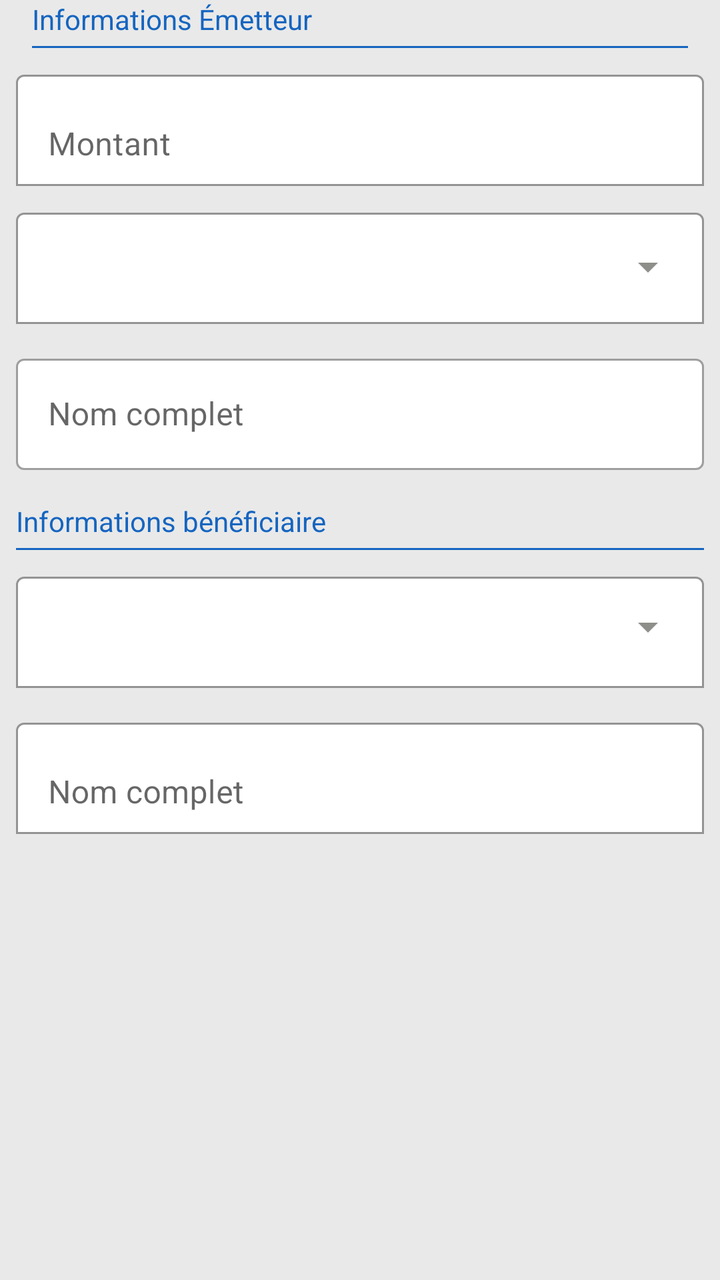
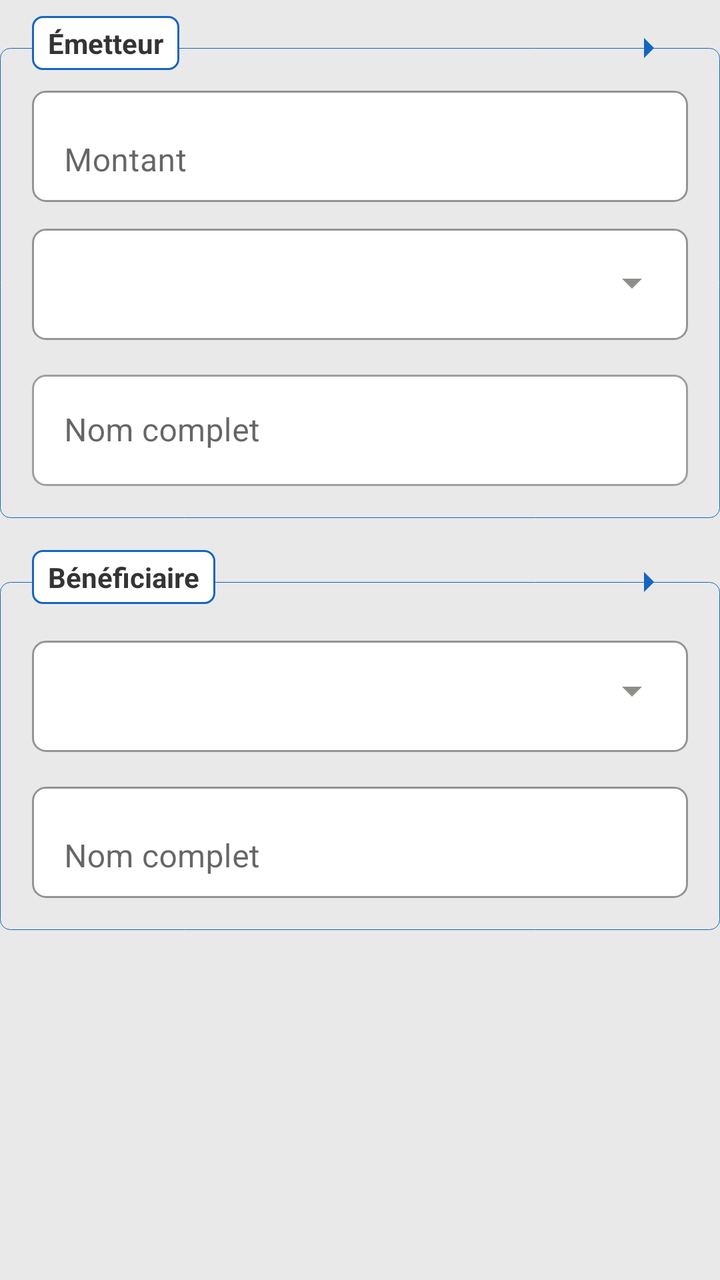

The first picture is an Android layout as it rendered before a commit; the second is the same layout after the commit. The layout source and the unified diff follow.
<!-- AndroidManifest.xml: application theme AppTheme -->
<!-- res/layout/fragment_sender.xml -->
<?xml version="1.0" encoding="utf-8"?>
<ScrollView xmlns:android="http://schemas.android.com/apk/res/android"
    xmlns:app="http://schemas.android.com/apk/res-auto"
    android:layout_width="match_parent"
    android:background="@color/colorSendre"
    android:layout_height="match_parent"
    android:paddingHorizontal="8dp">

    <LinearLayout
        android:orientation="vertical"
        android:layout_width="match_parent"
        android:background="@color/colorSendre"
        android:layout_height="wrap_content">
        <LinearLayout
            android:layout_width="match_parent"
            android:layout_height="wrap_content"
            android:orientation="vertical"
            android:id="@+id/top"
            android:layout_marginHorizontal="8dp"
            app:layout_constraintTop_toTopOf="parent"
            app:layout_constraintStart_toStartOf="parent"
            app:layout_constraintEnd_toEndOf="parent">
            <TextView
                android:id="@+id/tv_step_header"
                android:layout_width="wrap_content"
                android:layout_height="wrap_content"
                android:text="Informations Émetteur"
                android:textColor="@color/colorPrimary"
                android:textSize="14sp" />
            <View
                android:layout_width="match_parent"
                android:layout_marginTop="4dp"
                android:layout_marginBottom="8dp"
                android:background="@color/colorPrimary"
                android:layout_height="1dp">
            </View>
        </LinearLayout>
        <com.google.android.material.textfield.TextInputLayout
            android:id="@+id/textFieldCpEmt"
            android:layout_width="match_parent"
            app:hintTextColor="@color/colorAccent"
            app:hintEnabled="true"
            app:boxBackgroundMode="outline"
            android:hint="Montant"
            app:boxBackgroundColor="@color/white"
            android:layout_height="wrap_content">

            <com.google.android.material.textfield.TextInputEditText
                android:layout_width="match_parent"
                android:id="@+id/idCpEmt"
                android:inputType="numberDecimal"
                android:layout_height="wrap_content"
                />
        </com.google.android.material.textfield.TextInputLayout>


        
        <androidx.coordinatorlayout.widget.CoordinatorLayout
            android:layout_width="match_parent"
            android:layout_marginTop="8dp"
            android:layout_height="wrap_content">
            <LinearLayout
                android:layout_width="match_parent"
                android:layout_height="wrap_content"
                android:layout_marginBottom="4dp">

                <com.google.android.material.textfield.TextInputLayout
                    android:id="@+id/textField"
                    android:layout_width="match_parent"
                    app:boxBackgroundColor="@color/white"
                    app:boxBackgroundMode="outline"
                    android:layout_height="wrap_content">

                    <com.google.android.material.textfield.TextInputEditText
                        android:layout_width="match_parent"
                        android:id="@+id/id"
                        android:focusable="false"
                        android:layout_height="wrap_content"
                        />

                </com.google.android.material.textfield.TextInputLayout>
            </LinearLayout>
            <ImageView
                android:layout_width="wrap_content"
                android:id="@+id/ups"
                android:src="@drawable/baseline_arrow_drop_down_24"
                android:layout_gravity="right|center"
                android:layout_marginRight="@dimen/fab_margin"
                app:tint="@color/colorSendre2"
                android:layout_height="wrap_content">

            </ImageView>
        </androidx.coordinatorlayout.widget.CoordinatorLayout>
        
        <com.google.android.material.textfield.TextInputLayout
            android:layout_width="match_parent"
            app:boxBackgroundColor="@color/white"
            android:id="@+id/fieldNom"
            app:hintTextColor="@color/colorAccent"
            android:layout_marginTop="8dp"
            android:layout_height="wrap_content"
            style="@style/Widget.MaterialComponents.TextInputLayout.OutlinedBox">

            <com.google.android.material.textfield.TextInputEditText
                android:id="@+id/et_full_name"
                android:layout_width="match_parent"
                android:focusable="false"
                android:layout_height="wrap_content"
                android:hint="Nom complet"
                android:inputType="textPersonName"/>
        </com.google.android.material.textfield.TextInputLayout>


        <LinearLayout
            android:layout_width="match_parent"
            android:orientation="vertical"
            android:layout_marginTop="@dimen/fab_margin"
             android:layout_height="wrap_content">
            <TextView
                android:id="@+id/tv_label_beneficiary"
                android:layout_width="wrap_content"
                android:layout_height="wrap_content"
                android:text="Informations bénéficiaire"
                android:textColor="@color/colorPrimary"
                android:textSize="14sp" />
            <View
                android:layout_width="match_parent"
                android:layout_marginTop="4dp"
                android:layout_marginBottom="0dp"
                android:background="@color/colorPrimary"
                android:layout_height="1dp">
            </View>
            <LinearLayout
                android:layout_width="match_parent"
                android:orientation="vertical"
                android:id="@+id/lbene"
                android:layout_height="wrap_content">
                <include layout="@layout/input_drop_mt_outlin"/>

                <com.google.android.material.textfield.TextInputLayout
                    android:id="@+id/textFieldNom"
                    android:layout_width="match_parent"
                    app:hintTextColor="@color/colorAccent"
                    app:hintEnabled="true"
                    app:boxBackgroundMode="outline"
                    android:layout_marginTop="4dp"
                    android:hint="Nom complet"
                    app:boxBackgroundColor="@color/white"
                    android:layout_height="wrap_content">

                    <com.google.android.material.textfield.TextInputEditText
                        android:layout_width="match_parent"
                        android:id="@+id/nom"
                        android:layout_height="wrap_content"
                        />
                </com.google.android.material.textfield.TextInputLayout>

            </LinearLayout>
        </LinearLayout>
    </LinearLayout>
</ScrollView>
<!-- res/layout/input_drop_mt_outlin.xml (included above) -->
<?xml version="1.0" encoding="utf-8"?>
<androidx.coordinatorlayout.widget.CoordinatorLayout
    xmlns:android="http://schemas.android.com/apk/res/android"
    xmlns:app="http://schemas.android.com/apk/res-auto"
    android:layout_width="match_parent"
    android:layout_height="wrap_content">
    <LinearLayout
        android:layout_width="match_parent"
        android:layout_height="wrap_content"
        android:layout_marginVertical="8dp">

        <com.google.android.material.textfield.TextInputLayout
            android:id="@+id/textField"
            android:layout_width="match_parent"
            app:boxBackgroundColor="@color/white"
            app:boxBackgroundMode="outline"
            android:layout_height="wrap_content">

            <com.google.android.material.textfield.TextInputEditText
                android:layout_width="match_parent"
                android:id="@+id/id"
                android:focusable="false"
                android:layout_height="wrap_content"
                />

        </com.google.android.material.textfield.TextInputLayout>
    </LinearLayout>
    <ImageView
        android:layout_width="wrap_content"
        android:id="@+id/ups"
        android:src="@drawable/baseline_arrow_drop_down_24"
        android:layout_gravity="right|center"
        android:layout_marginRight="@dimen/fab_margin"
        app:tint="@color/colorSendre2"
        android:layout_height="wrap_content">

    </ImageView>
</androidx.coordinatorlayout.widget.CoordinatorLayout>
<!-- resources referenced by this layout -->
<resources>
  <color name="colorAccent">#FF9800</color>
  <color name="colorPrimary">#1565C0</color>
  <color name="colorSendre">#E9E9E9</color>
  <color name="colorSendre2">#8E8E8A</color>
  <color name="white">#FFFFFFFF</color>
  <dimen name="fab_margin">16dp</dimen>
  <!-- drawable baseline_arrow_drop_down_24 (drawable) -->
  <vector android:height="24dp" android:tint="#000000"
      android:viewportHeight="24" android:viewportWidth="24"
      android:width="24dp" xmlns:android="http://schemas.android.com/apk/res/android">
      <path android:fillColor="@android:color/white" android:pathData="M7,10l5,5 5,-5z"/>
  </vector>
  <style name="AppTheme" parent="Theme.MaterialComponents.Light.NoActionBar">
          <item name="colorPrimary">@color/colorPrimary</item>
          <item name="colorPrimaryDark">@color/colorPrimaryDark</item>
          <item name="android:textStyle">normal</item>
          <item name="android:textColor">@color/black</item>
          <item name="colorAccent">@color/colorAccent</item>
          <item name="windowNoTitle">true</item>
          <item name="fontFamily">@font/xerox_serif_wide</item>
          <item name="android:windowLightNavigationBar" tools:ignore="NewApi">true</item>
          <item name="android:navigationBarColor" tools:targetApi="lollipop">
              @color/navigationBarColor
          </item>
      </style>
  <color name="colorPrimaryDark">#003C8F</color>
  <color name="black">#FF000000</color>
  <color name="navigationBarColor">@color/colorPrimaryDark</color>
</resources>

<!-- the commit's change to res/layout/fragment_sender.xml (unified diff, before → after) -->
@@ -1,10 +1,11 @@
 <?xml version="1.0" encoding="utf-8"?>
-<ScrollView xmlns:android="http://schemas.android.com/apk/res/android"
+<ScrollView
+    xmlns:android="http://schemas.android.com/apk/res/android"
     xmlns:app="http://schemas.android.com/apk/res-auto"
     android:layout_width="match_parent"
     android:background="@color/colorSendre"
     android:layout_height="match_parent"
-    android:paddingHorizontal="8dp">
+    android:paddingBottom="100dp">
 
     <LinearLayout
         android:orientation="vertical"
@@ -16,6 +17,7 @@
             android:layout_height="wrap_content"
             android:orientation="vertical"
             android:id="@+id/top"
+            android:visibility="gone"
             android:layout_marginHorizontal="8dp"
             app:layout_constraintTop_toTopOf="parent"
             app:layout_constraintStart_toStartOf="parent"
@@ -35,85 +37,226 @@
                 android:layout_height="1dp">
             </View>
         </LinearLayout>
-        <com.google.android.material.textfield.TextInputLayout
-            android:id="@+id/textFieldCpEmt"
-            android:layout_width="match_parent"
-            app:hintTextColor="@color/colorAccent"
-            app:hintEnabled="true"
-            app:boxBackgroundMode="outline"
-            android:hint="Montant"
-            app:boxBackgroundColor="@color/white"
+        <LinearLayout
+            android:layout_width="match_parent"
+            android:background="@color/colorSendre"
             android:layout_height="wrap_content">
-
-            <com.google.android.material.textfield.TextInputEditText
-                android:layout_width="match_parent"
-                android:id="@+id/idCpEmt"
-                android:inputType="numberDecimal"
-                android:layout_height="wrap_content"
-                />
-        </com.google.android.material.textfield.TextInputLayout>
-
-
-        
-        <androidx.coordinatorlayout.widget.CoordinatorLayout
-            android:layout_width="match_parent"
-            android:layout_marginTop="8dp"
+            <androidx.coordinatorlayout.widget.CoordinatorLayout
+                android:orientation="vertical"
+                android:background="@color/colorSendre"
+                android:id="@+id/cord"
+                android:paddingVertical="8dp"
+                android:layout_width="match_parent"
+                android:layout_height="wrap_content">
+                <LinearLayout
+                    android:layout_width="match_parent"
+                     android:id="@+id/main"
+                    android:layout_marginTop="@dimen/fab_margin"
+                    android:paddingHorizontal="@dimen/fab_margin"
+                    android:paddingVertical="@dimen/fab_margin"
+                    android:orientation="vertical"
+                    android:background="@drawable/shape_vide"
+                    android:layout_height="wrap_content">
+                    <com.google.android.material.textfield.TextInputLayout
+                        android:id="@+id/textFieldCpEmt"
+                        android:layout_width="match_parent"
+                        app:hintTextColor="@color/colorAccent"
+                        app:hintEnabled="true"
+                        app:boxBackgroundMode="outline"
+                        app:boxCornerRadiusTopStart="7dp"
+                        app:boxCornerRadiusTopEnd="7dp"
+                        app:boxCornerRadiusBottomStart="7dp"
+                        app:boxCornerRadiusBottomEnd="7dp"
+                        android:hint="Montant"
+                        app:boxBackgroundColor="@color/white"
+                        android:layout_height="wrap_content">
+
+                        <com.google.android.material.textfield.TextInputEditText
+                            android:layout_width="match_parent"
+                            android:id="@+id/idCpEmt"
+                            android:inputType="numberDecimal"
+                            android:layout_height="wrap_content"
+                            />
+                    </com.google.android.material.textfield.TextInputLayout>
+                    
+                    <androidx.coordinatorlayout.widget.CoordinatorLayout
+                        android:layout_width="match_parent"
+                        android:layout_marginTop="8dp"
+                        android:layout_height="wrap_content">
+                        <LinearLayout
+                            android:layout_width="match_parent"
+                            android:layout_height="wrap_content"
+                            android:layout_marginBottom="4dp">
+
+                            <com.google.android.material.textfield.TextInputLayout
+                                android:id="@+id/textField"
+                                android:layout_width="match_parent"
+                                app:boxBackgroundColor="@color/white"
+                                app:boxBackgroundMode="outline"
+                                app:boxCornerRadiusTopStart="7dp"
+                                app:boxCornerRadiusTopEnd="7dp"
+                                app:boxCornerRadiusBottomStart="7dp"
+                                app:boxCornerRadiusBottomEnd="7dp"
+                                android:layout_height="wrap_content">
+
+                                <com.google.android.material.textfield.TextInputEditText
+                                    android:layout_width="match_parent"
+                                    android:id="@+id/id"
+                                    android:focusable="false"
+                                    android:layout_height="wrap_content"
+                                    />
+
+                            </com.google.android.material.textfield.TextInputLayout>
+                        </LinearLayout>
+                        <ImageView
+                            android:layout_width="wrap_content"
+                            android:id="@+id/ups"
+                            android:src="@drawable/baseline_arrow_drop_down_24"
+                            android:layout_gravity="right|center"
+                            android:layout_marginRight="@dimen/fab_margin"
+                            app:tint="@color/colorSendre2"
+                            android:layout_height="wrap_content">
+
+                        </ImageView>
+                    </androidx.coordinatorlayout.widget.CoordinatorLayout>
+                    
+                    <com.google.android.material.textfield.TextInputLayout
+                        android:layout_width="match_parent"
+                        app:boxBackgroundColor="@color/white"
+                        android:id="@+id/fieldNom"
+                        app:hintTextColor="@color/colorAccent"
+                        android:hint="Nom complet"
+                        android:layout_marginTop="8dp"
+                        app:boxCornerRadiusTopStart="7dp"
+                        app:boxCornerRadiusTopEnd="7dp"
+                        app:boxCornerRadiusBottomStart="7dp"
+                        app:boxCornerRadiusBottomEnd="7dp"
+                        android:layout_height="wrap_content"
+                        style="@style/Widget.MaterialComponents.TextInputLayout.OutlinedBox">
+
+                        <com.google.android.material.textfield.TextInputEditText
+                            android:id="@+id/et_full_name"
+                            android:layout_width="match_parent"
+                            android:focusable="false"
+                            android:layout_height="wrap_content"
+
+                            android:inputType="textPersonName"/>
+                    </com.google.android.material.textfield.TextInputLayout>
+                </LinearLayout>
+                <TextView
+                    android:layout_width="wrap_content"
+                    android:text="Émetteur"
+                    android:layout_gravity="top|start"
+                    android:textStyle="bold"
+                    android:background="@drawable/shap_carre_vt"
+                    android:paddingVertical="4dp"
+                    android:textColor="@color/colorOnPromary"
+                    android:paddingHorizontal="8dp"
+                    android:id="@+id/title"
+                    android:layout_marginStart="@dimen/fab_margin"
+                    android:layout_height="wrap_content">
+                </TextView>
+                <ImageView
+                    android:layout_width="wrap_content"
+                    android:layout_gravity="top|end"
+                    android:textStyle="bold"
+                    android:src="@drawable/baseline_arrow_right_24"
+                    android:paddingVertical="4dp"
+                    android:background="@null"
+                    android:paddingHorizontal="8dp"
+                    android:id="@+id/up"
+                    app:tint="@color/colorPrimary"
+                    android:layout_marginEnd="@dimen/fab_margin"
+                    android:layout_height="wrap_content">
+                </ImageView>
+            </androidx.coordinatorlayout.widget.CoordinatorLayout>
+        </LinearLayout>
+        <LinearLayout
+            android:layout_width="match_parent"
+            android:background="@color/colorSendre"
             android:layout_height="wrap_content">
-            <LinearLayout
-                android:layout_width="match_parent"
-                android:layout_height="wrap_content"
-                android:layout_marginBottom="4dp">
-
-                <com.google.android.material.textfield.TextInputLayout
-                    android:id="@+id/textField"
+            <androidx.coordinatorlayout.widget.CoordinatorLayout
+                android:orientation="vertical"
+                android:background="@color/colorSendre"
+                android:id="@+id/cord2"
+                android:paddingVertical="8dp"
+                android:layout_width="match_parent"
+                android:layout_height="wrap_content">
+                <LinearLayout
                     android:layout_width="match_parent"
-                    app:boxBackgroundColor="@color/white"
-                    app:boxBackgroundMode="outline"
-                    android:layout_height="wrap_content">
-
-                    <com.google.android.material.textfield.TextInputEditText
+                    android:id="@+id/main2"
+                    android:layout_marginTop="@dimen/fab_margin"
+                    android:paddingHorizontal="@dimen/fab_margin"
+                    android:paddingVertical="@dimen/fab_margin"
+                    android:orientation="vertical"
+                    android:background="@drawable/shape_vide"
+                    android:layout_height="wrap_content">
+                    <LinearLayout
                         android:layout_width="match_parent"
-                        android:id="@+id/id"
-                        android:focusable="false"
-                        android:layout_height="wrap_content"
-                        />
-
-                </com.google.android.material.textfield.TextInputLayout>
-            </LinearLayout>
-            <ImageView
-                android:layout_width="wrap_content"
-                android:id="@+id/ups"
-                android:src="@drawable/baseline_arrow_drop_down_24"
-                android:layout_gravity="right|center"
-                android:layout_marginRight="@dimen/fab_margin"
-                app:tint="@color/colorSendre2"
-                android:layout_height="wrap_content">
-
-            </ImageView>
-        </androidx.coordinatorlayout.widget.CoordinatorLayout>
-        
-        <com.google.android.material.textfield.TextInputLayout
-            android:layout_width="match_parent"
-            app:boxBackgroundColor="@color/white"
-            android:id="@+id/fieldNom"
-            app:hintTextColor="@color/colorAccent"
-            android:layout_marginTop="8dp"
-            android:layout_height="wrap_content"
-            style="@style/Widget.MaterialComponents.TextInputLayout.OutlinedBox">
-
-            <com.google.android.material.textfield.TextInputEditText
-                android:id="@+id/et_full_name"
-                android:layout_width="match_parent"
-                android:focusable="false"
-                android:layout_height="wrap_content"
-                android:hint="Nom complet"
-                android:inputType="textPersonName"/>
-        </com.google.android.material.textfield.TextInputLayout>
+                        android:orientation="vertical"
+                        android:id="@+id/lbene"
+                        android:layout_height="wrap_content">
+                        <include layout="@layout/input_drop_mt_outlin"/>
+
+                        <com.google.android.material.textfield.TextInputLayout
+                            android:id="@+id/textFieldNom"
+                            android:layout_width="match_parent"
+                            app:hintTextColor="@color/colorAccent"
+                            app:hintEnabled="true"
+                            app:boxBackgroundMode="outline"
+                            android:layout_marginTop="4dp"
+                            app:boxCornerRadiusTopStart="7dp"
+                            app:boxCornerRadiusTopEnd="7dp"
+                            app:boxCornerRadiusBottomStart="7dp"
+                            app:boxCornerRadiusBottomEnd="7dp"
+                            android:hint="Nom complet"
+                            app:boxBackgroundColor="@color/white"
+                            android:layout_height="wrap_content">
+
+                            <com.google.android.material.textfield.TextInputEditText
+                                android:layout_width="match_parent"
+                                android:id="@+id/nom"
+                                android:focusable="false"
+                                android:layout_height="wrap_content"
+                                />
+                        </com.google.android.material.textfield.TextInputLayout>
+
+                    </LinearLayout>
+                </LinearLayout>
+                <TextView
+                    android:layout_width="wrap_content"
+                    android:text="Bénéficiaire"
+                    android:layout_gravity="top|start"
+                    android:textStyle="bold"
+                    android:background="@drawable/shap_carre_vt"
+                    android:paddingVertical="4dp"
+                    android:textColor="@color/colorOnPromary"
+                    android:paddingHorizontal="8dp"
+                    android:id="@+id/title2"
+                    android:layout_marginStart="@dimen/fab_margin"
+                    android:layout_height="wrap_content">
+                </TextView>
+                <ImageView
+                    android:layout_width="wrap_content"
+                    android:layout_gravity="top|end"
+                    android:textStyle="bold"
+                    android:src="@drawable/baseline_arrow_right_24"
+                    android:paddingVertical="4dp"
+                    android:background="@null"
+                    android:paddingHorizontal="8dp"
+                    android:id="@+id/up2"
+                    app:tint="@color/colorPrimary"
+                    android:layout_marginEnd="@dimen/fab_margin"
+                    android:layout_height="wrap_content">
+                </ImageView>
+            </androidx.coordinatorlayout.widget.CoordinatorLayout>
+        </LinearLayout>
 
 
         <LinearLayout
             android:layout_width="match_parent"
             android:orientation="vertical"
+            android:visibility="gone"
             android:layout_marginTop="@dimen/fab_margin"
              android:layout_height="wrap_content">
             <TextView
@@ -130,32 +273,6 @@
                 android:background="@color/colorPrimary"
                 android:layout_height="1dp">
             </View>
-            <LinearLayout
-                android:layout_width="match_parent"
-                android:orientation="vertical"
-                android:id="@+id/lbene"
-                android:layout_height="wrap_content">
-                <include layout="@layout/input_drop_mt_outlin"/>
-
-                <com.google.android.material.textfield.TextInputLayout
-                    android:id="@+id/textFieldNom"
-                    android:layout_width="match_parent"
-                    app:hintTextColor="@color/colorAccent"
-                    app:hintEnabled="true"
-                    app:boxBackgroundMode="outline"
-                    android:layout_marginTop="4dp"
-                    android:hint="Nom complet"
-                    app:boxBackgroundColor="@color/white"
-                    android:layout_height="wrap_content">
-
-                    <com.google.android.material.textfield.TextInputEditText
-                        android:layout_width="match_parent"
-                        android:id="@+id/nom"
-                        android:layout_height="wrap_content"
-                        />
-                </com.google.android.material.textfield.TextInputLayout>
-
-            </LinearLayout>
         </LinearLayout>
     </LinearLayout>
 </ScrollView>
@@ -176,6 +293,10 @@
             android:layout_width="match_parent"
             app:boxBackgroundColor="@color/white"
             app:boxBackgroundMode="outline"
+            app:boxCornerRadiusTopStart="7dp"
+            app:boxCornerRadiusTopEnd="7dp"
+            app:boxCornerRadiusBottomStart="7dp"
+            app:boxCornerRadiusBottomEnd="7dp"
             android:layout_height="wrap_content">
 
             <com.google.android.material.textfield.TextInputEditText
<!-- resource entries referenced after the edit -->
@@ -1,6 +1,7 @@
 <!-- resources referenced by this layout -->
 <resources>
   <color name="colorAccent">#FF9800</color>
+  <color name="colorOnPromary">#353434</color>
   <color name="colorPrimary">#1565C0</color>
   <color name="colorSendre">#E9E9E9</color>
   <color name="colorSendre2">#8E8E8A</color>
@@ -12,6 +13,38 @@
       android:width="24dp" xmlns:android="http://schemas.android.com/apk/res/android">
       <path android:fillColor="@android:color/white" android:pathData="M7,10l5,5 5,-5z"/>
   </vector>
+  <!-- drawable baseline_arrow_right_24 (drawable) -->
+  <vector xmlns:android="http://schemas.android.com/apk/res/android" android:autoMirrored="true" android:height="24dp" android:tint="#000000" android:viewportHeight="24" android:viewportWidth="24" android:width="24dp">
+        
+      <path android:fillColor="@android:color/white" android:pathData="M10,17l5,-5 -5,-5v10z"/>
+      
+  </vector>
+  <!-- drawable shap_carre_vt (drawable) -->
+  <?xml version="1.0" encoding="utf-8"?>
+  <shape
+      xmlns:android="http://schemas.android.com/apk/res/android"
+      android:layout_height="0dp"
+      android:layout_width="wrap_content"
+      android:shape= "rectangle"  >
+      <corners android:radius="5dp"/>
+      <solid android:color="@color/white"/>
+      <stroke android:width="1dp"
+          android:color="@color/colorPrimary"/>
+      <padding android:left="10dip" android:top="8dip" android:right="10dip" android:bottom="8dip"/>
+  </shape>
+  <!-- drawable shape_vide (drawable) -->
+  <?xml version="1.0" encoding="utf-8"?>
+  <shape xmlns:android="http://schemas.android.com/apk/res/android"
+      android:shape="rectangle">
+      <stroke android:width="0.01dp"
+          android:color="@color/colorPrimary"/>
+      <solid android:color="@color/colorSendre"/>
+      <padding android:left="0dp"
+          android:top="0dp"
+          android:right="0dp"
+          android:bottom="0dp" />
+      <corners android:radius="5dp" />
+  </shape>
   <style name="AppTheme" parent="Theme.MaterialComponents.Light.NoActionBar">
           <item name="colorPrimary">@color/colorPrimary</item>
           <item name="colorPrimaryDark">@color/colorPrimaryDark</item>
